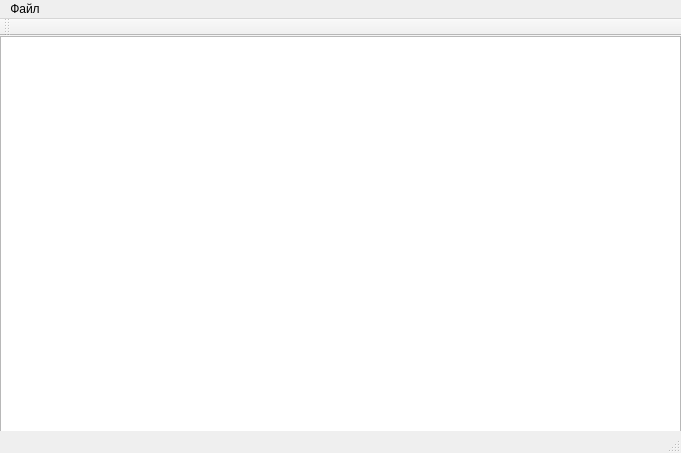
Before: the Qt Designer form src/mainwindow.ui in artur1214/cppMainAsks, drawn with Qt 5.
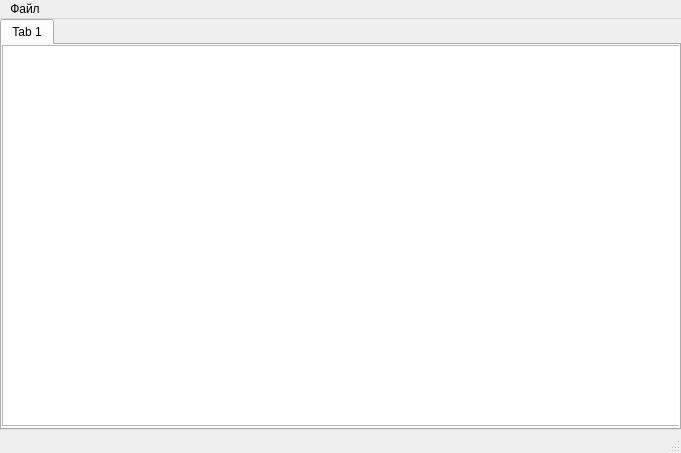
After: the same form once the commit is applied.

The edit to the form file:
```diff
--- a/src/mainwindow.ui
+++ b/src/mainwindow.ui
@@ -14,13 +14,29 @@
    <string>MainWindow</string>
   </property>
   <widget class="QWidget" name="centralWidget">
-   <widget class="QTextEdit" name="textSpace">
+   <widget class="QTabWidget" name="tabPanel">
     <property name="geometry">
      <rect>
       <x>0</x>
       <y>0</y>
       <width>681</width>
-      <height>401</height>
+      <height>411</height>
+     </rect>
+    </property>
+    <property name="currentIndex">
+     <number>0</number>
+    </property>
+    <widget class="QWidget" name="tab">
+     <attribute name="title">
+      <string>Tab 1</string>
+     </attribute>
+     <widget class="QTextEdit" name="currTextEdit">
+      <property name="geometry">
+       <rect>
+        <x>0</x>
+        <y>0</y>
+        <width>681</width>
+        <height>381</height>
      </rect>
     </property>
     <property name="font">
@@ -30,6 +46,8 @@
     </property>
    </widget>
   </widget>
+   </widget>
+  </widget>
   <widget class="QMenuBar" name="menuBar">
    <property name="geometry">
     <rect>
@@ -50,14 +68,6 @@
    </widget>
    <addaction name="menu"/>
   </widget>
-  <widget class="QToolBar" name="mainToolBar">
-   <attribute name="toolBarArea">
-    <enum>TopToolBarArea</enum>
-   </attribute>
-   <attribute name="toolBarBreak">
-    <bool>false</bool>
-   </attribute>
-  </widget>
   <widget class="QStatusBar" name="statusBar"/>
   <action name="openAction">
    <property name="text">
```
Lines whose indentation alone changed are shown as unchanged.
